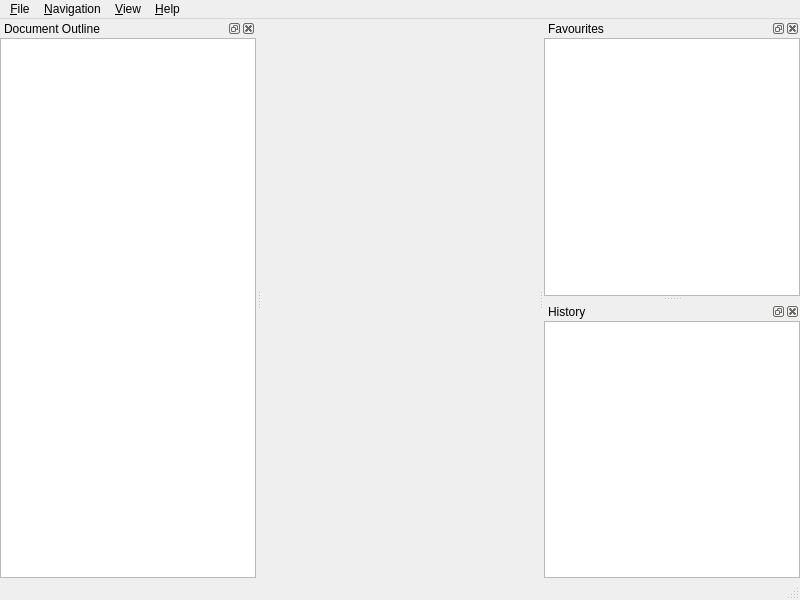
The window that src/mainwindow.ui (ikskuh/kristall) describes before a commit, drawn with Qt 5.
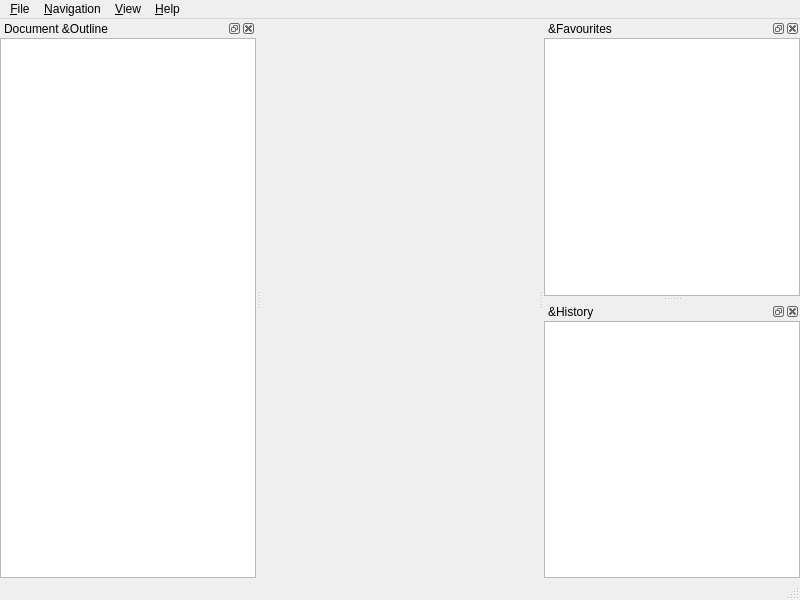
The same window after the commit. Icons and pictures are not drawn. Custom widgets are drawn as their Qt base class.

Commit message: mnemonics: remove dockwidget hack

Patch:
```diff
--- a/src/mainwindow.ui
+++ b/src/mainwindow.ui
@@ -62,7 +62,7 @@
      <normaloff>.</normaloff>.</iconset>
    </property>
    <property name="windowTitle">
-    <string>Document Outline</string>
+    <string>Document &amp;Outline</string>
    </property>
    <property name="_shortcut" stdset="0">
     <string>Ctrl+M</string>
@@ -103,7 +103,7 @@
      <normaloff>.</normaloff>.</iconset>
    </property>
    <property name="windowTitle">
-    <string>Favourites</string>
+    <string>&amp;Favourites</string>
    </property>
    <property name="_shortcut" stdset="0">
     <string>Ctrl+B</string>
@@ -147,7 +147,7 @@
      <normaloff>.</normaloff>.</iconset>
    </property>
    <property name="windowTitle">
-    <string>History</string>
+    <string>&amp;History</string>
    </property>
    <property name="_shortcut" stdset="0">
     <string>Ctrl+H</string>
```
The commit also changes 1 other file.
